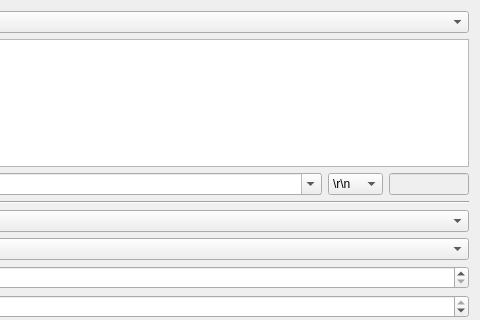
Qt form src/brickv/plugin_system/plugins/rs232/ui/rs232.ui (Tinkerforge/brickv) before a commit; both pictures show x 238 to 718 and y 0 to 320 of the 718 by 468 pixel window.
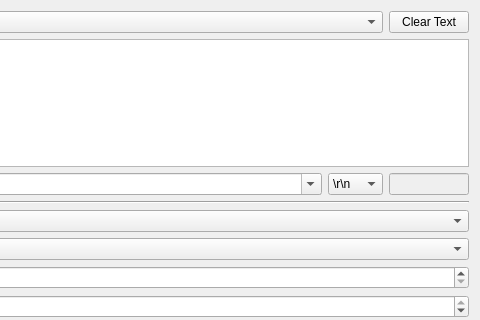
The same form after that commit.

Commit message: rs232: Add clear text button

Patch:
```diff
--- a/src/brickv/plugin_system/plugins/rs232/ui/rs232.ui
+++ b/src/brickv/plugin_system/plugins/rs232/ui/rs232.ui
@@ -43,6 +43,13 @@
        </item>
       </widget>
      </item>
+     <item>
+      <widget class="QPushButton" name="button_clear_text">
+       <property name="text">
+        <string>Clear Text</string>
+       </property>
+      </widget>
+     </item>
     </layout>
    </item>
    <item>
```
Left out of the diff: 11 changed lines with no effect on the pictures. The commit also changes 1 other file.
